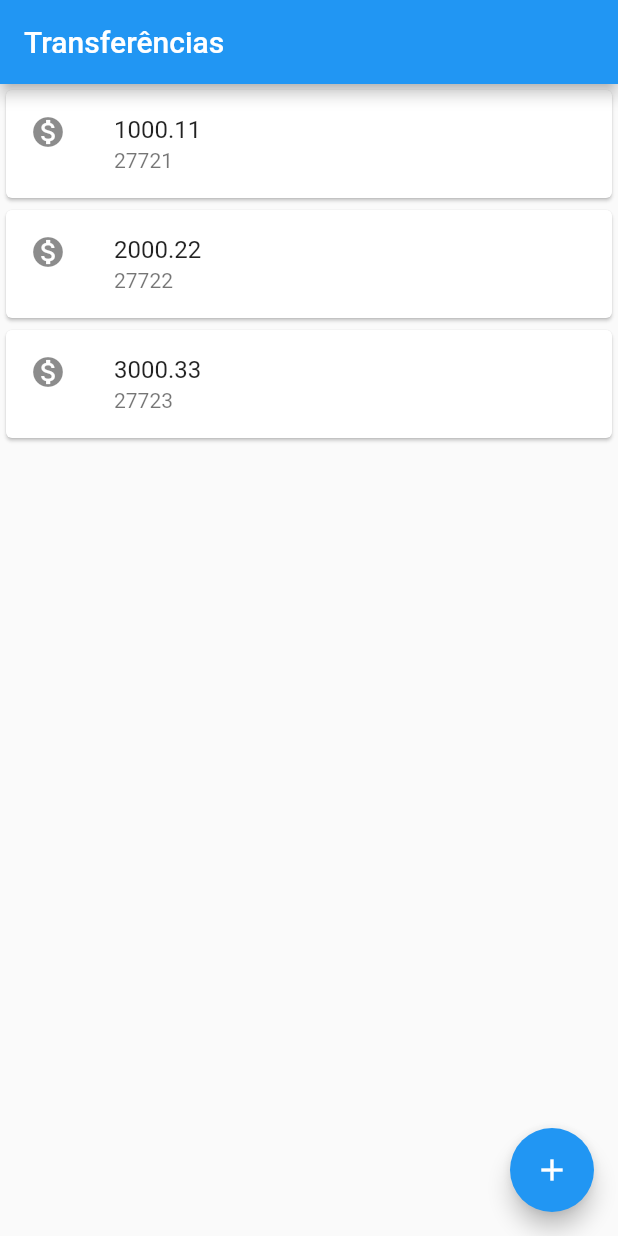
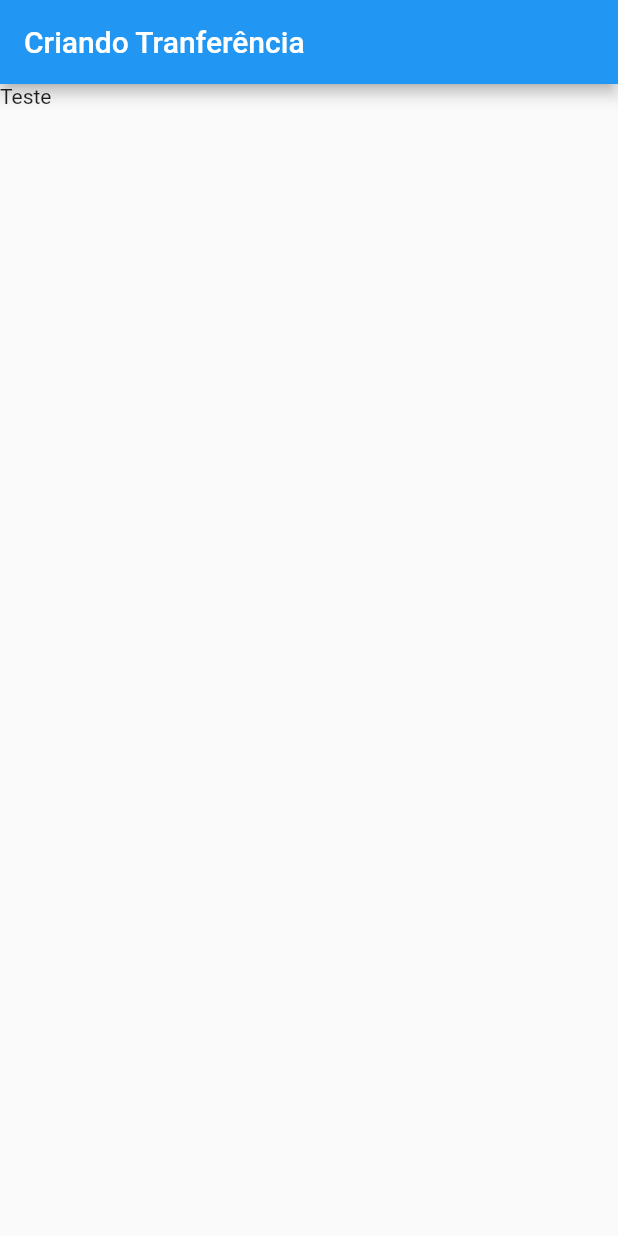
Before and after one commit to rogeriodelphi/bytebank, a Flutter app: the screen it shows after launch, on a phone screen of 412 x 824 dp. Run offline on Flutter 3.47's test engine with Material 2 defaults, Android fonts, the phone set to English and light mode, and no system bars.

Commit message:
Getting to Know Hot Reload

```diff
--- a/lib/main.dart
+++ b/lib/main.dart
@@ -1,27 +1,45 @@
 import 'package:flutter/material.dart';
 
-void main() => runApp(MaterialApp(
+void main() => runApp(ByteBankApp());
+
+class  ByteBankApp extends StatelessWidget {
+  @override
+  Widget build(BuildContext context) {
+    return MaterialApp(
       home: Scaffold(
-    body: ListaTransferencias(),
-    appBar: AppBar(title: Text('Transferências'),),
-    floatingActionButton: FloatingActionButton(
-      onPressed: () {  },
-      child: Icon(Icons.add),
+        body: FormularioTransferencia(),
       ),
-  ),
-));
+    );
+  }
+}
 
+class FormularioTransferencia extends StatelessWidget {
+  @override
+  Widget build(BuildContext context) {
+    return Scaffold(
+        appBar: AppBar(title: Text('Criando Tranferência'),),
+        body: Text('Teste'));
+  }
+}
 
 class ListaTransferencias extends StatelessWidget{
   @override
   Widget build(BuildContext context) {
-    // TODO: implement build
-    return Column(
+    return Scaffold(
+      appBar: AppBar(
+        title: Text('Transferências'),
+      ),
+      body: Column(
         children: <Widget>[
           ItemTransferencia(Transferencia(1000.11, 27721)),
           ItemTransferencia(Transferencia(2000.22, 27722)),
           ItemTransferencia(Transferencia(3000.33, 27723)),
         ],
+      ),
+      floatingActionButton: FloatingActionButton(
+        onPressed: () {  },
+        child: Icon(Icons.add),
+      ),
     );
   }
 }
```
Lines whose indentation alone changed are shown as unchanged.
